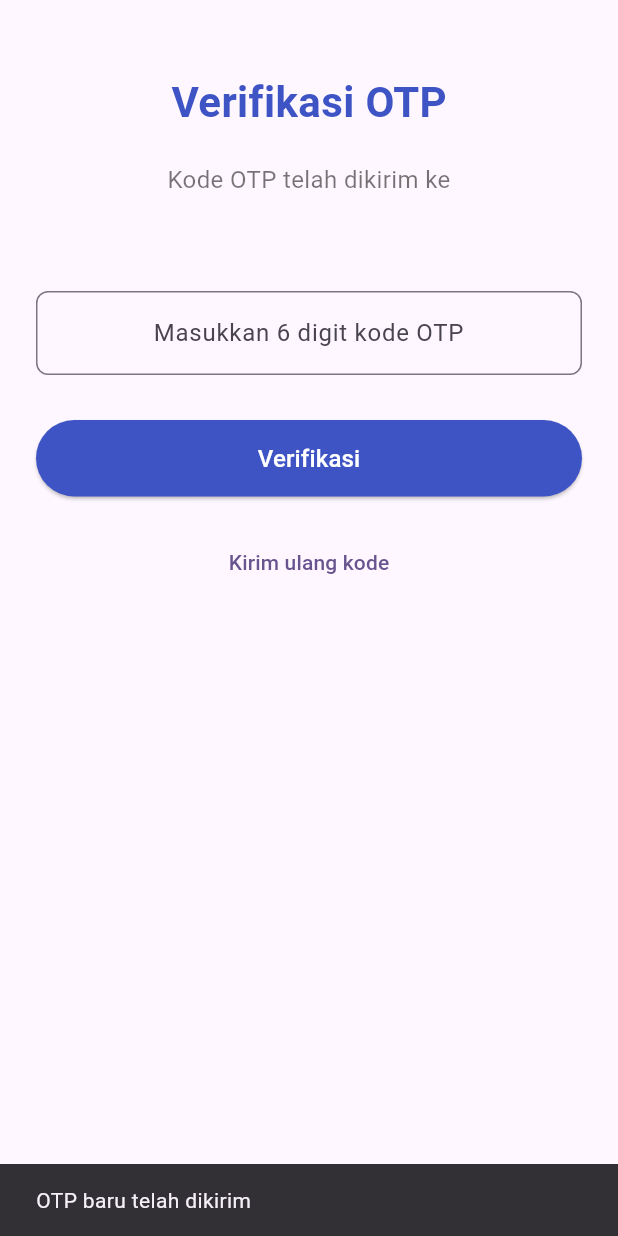
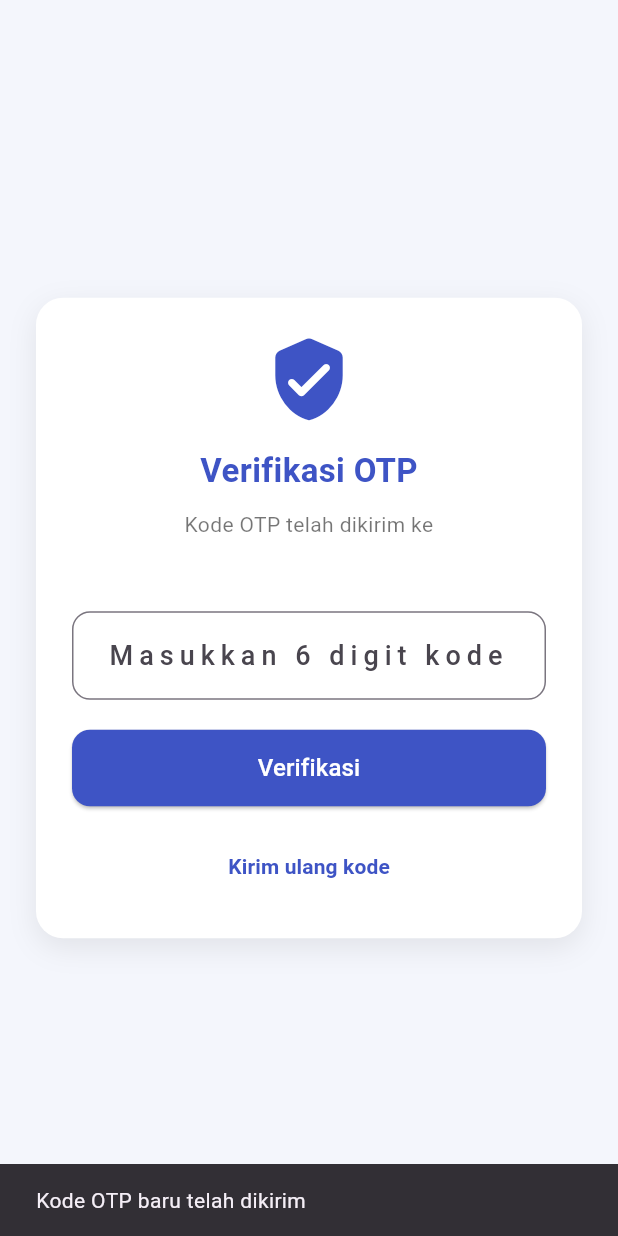
Before and after one commit to aryansyah1048/obatin-apps, a Flutter app: the OtpPage screen opened directly with empty values, after a tap on "Verifikasi", after a tap on "Kirim ulang kode", on a phone screen of 412 x 824 dp. Run offline on Flutter 3.47's test engine with Material 3 defaults, Android fonts, the phone set to English and light mode, and no system bars; our stand-ins replace image_picker.

Commit message:
update layout

```diff
--- a/lib/pages/auth/otp_page.dart
+++ b/lib/pages/auth/otp_page.dart
@@ -1,7 +1,7 @@
 import 'package:flutter/material.dart';
 
 class OtpPage extends StatefulWidget {
-  final String email; // Email yang dikirim dari halaman login/daftar
+  final String email;
 
   const OtpPage({super.key, required this.email});
 
@@ -15,73 +15,106 @@ class _OtpPageState extends State<OtpPage> {
 
   Future<void> _verifyOtp() async {
     setState(() => _isLoading = true);
-
-    // TODO: panggil API verifikasi OTP
-    await Future.delayed(const Duration(seconds: 2));
-
+    await Future.delayed(const Duration(seconds: 2)); // simulasi verifikasi
     setState(() => _isLoading = false);
 
     ScaffoldMessenger.of(
       context,
     ).showSnackBar(const SnackBar(content: Text('OTP berhasil diverifikasi!')));
 
-    // TODO: arahkan ke halaman utama setelah berhasil
+    // TODO: Arahkan ke halaman selanjutnya
   }
 
   @override
   Widget build(BuildContext context) {
-    final primaryColor = const Color(0xFF3E54C5);
+    final Color primaryColor = const Color(0xFF3E54C5);
 
     return Scaffold(
-      body: Padding(
-        padding: const EdgeInsets.symmetric(horizontal: 24.0, vertical: 48.0),
+      backgroundColor: const Color(0xFFF4F6FC),
+      body: Center(
+        child: SingleChildScrollView(
+          padding: const EdgeInsets.symmetric(horizontal: 24, vertical: 48),
+          child: Container(
+            padding: const EdgeInsets.all(24),
+            decoration: BoxDecoration(
+              color: Colors.white,
+              borderRadius: BorderRadius.circular(18),
+              boxShadow: [
+                BoxShadow(
+                  color: Colors.black.withOpacity(0.08),
+                  blurRadius: 16,
+                  offset: const Offset(0, 6),
+                ),
+              ],
+            ),
             child: Column(
-          crossAxisAlignment: CrossAxisAlignment.start,
+              mainAxisSize: MainAxisSize.min,
               children: [
-            Center(
-              child: Text(
+                Icon(
+                  Icons.verified_user_rounded,
+                  size: 60,
+                  color: primaryColor,
+                ),
+                const SizedBox(height: 16),
+                Text(
                   'Verifikasi OTP',
                   style: TextStyle(
-                  fontSize: 28,
-                  fontWeight: FontWeight.bold,
+                    fontSize: 22,
+                    fontWeight: FontWeight.w700,
                     color: primaryColor,
                   ),
                 ),
-            ),
-            const SizedBox(height: 20),
-            Center(
-              child: Text(
+                const SizedBox(height: 10),
+                Text(
                   'Kode OTP telah dikirim ke\n${widget.email}',
                   textAlign: TextAlign.center,
-                style: const TextStyle(fontSize: 16, color: Colors.black54),
+                  style: const TextStyle(fontSize: 14, color: Colors.black54),
                 ),
-            ),
-            const SizedBox(height: 40),
+                const SizedBox(height: 28),
                 TextField(
                   controller: _otpController,
                   maxLength: 6,
                   keyboardType: TextInputType.number,
                   textAlign: TextAlign.center,
+                  style: const TextStyle(
+                    fontSize: 18,
+                    letterSpacing: 4,
+                    fontWeight: FontWeight.w500,
+                  ),
                   decoration: InputDecoration(
-                hintText: 'Masukkan 6 digit kode OTP',
+                    hintText: 'Masukkan 6 digit kode',
                     counterText: '',
+                    contentPadding: const EdgeInsets.symmetric(
+                      vertical: 16,
+                      horizontal: 16,
+                    ),
                     border: OutlineInputBorder(
-                  borderRadius: BorderRadius.circular(8.0),
+                      borderRadius: BorderRadius.circular(12),
                     ),
                   ),
                 ),
-            const SizedBox(height: 30),
+                const SizedBox(height: 20),
                 SizedBox(
                   width: double.infinity,
                   child: ElevatedButton(
+                    onPressed: _isLoading ? null : _verifyOtp,
                     style: ElevatedButton.styleFrom(
                       backgroundColor: primaryColor,
                       padding: const EdgeInsets.symmetric(vertical: 14),
+                      shape: RoundedRectangleBorder(
+                        borderRadius: BorderRadius.circular(12),
                       ),
-                onPressed: _isLoading ? null : _verifyOtp,
+                    ),
                     child: _isLoading
-                    ? const CircularProgressIndicator(
-                        valueColor: AlwaysStoppedAnimation<Color>(Colors.white),
+                        ? const SizedBox(
+                            height: 24,
+                            width: 24,
+                            child: CircularProgressIndicator(
+                              strokeWidth: 2.5,
+                              valueColor: AlwaysStoppedAnimation<Color>(
+                                Colors.white,
+                              ),
+                            ),
                           )
                         : const Text(
                             'Verifikasi',
@@ -89,21 +122,29 @@ class _OtpPageState extends State<OtpPage> {
                           ),
                   ),
                 ),
-            const SizedBox(height: 20),
-            Center(
-              child: TextButton(
+                const SizedBox(height: 16),
+                TextButton(
                   onPressed: () {
-                  // TODO: kirim ulang OTP
+                    // TODO: logic kirim ulang kode
                     ScaffoldMessenger.of(context).showSnackBar(
-                    const SnackBar(content: Text('OTP baru telah dikirim')),
+                      const SnackBar(
+                        content: Text('Kode OTP baru telah dikirim'),
+                      ),
                     );
                   },
-                child: const Text('Kirim ulang kode'),
+                  child: Text(
+                    'Kirim ulang kode',
+                    style: TextStyle(
+                      color: primaryColor,
+                      fontWeight: FontWeight.w600,
+                    ),
                   ),
                 ),
               ],
             ),
           ),
+        ),
+      ),
     );
   }
 }
```
Lines whose indentation alone changed are shown as unchanged.
